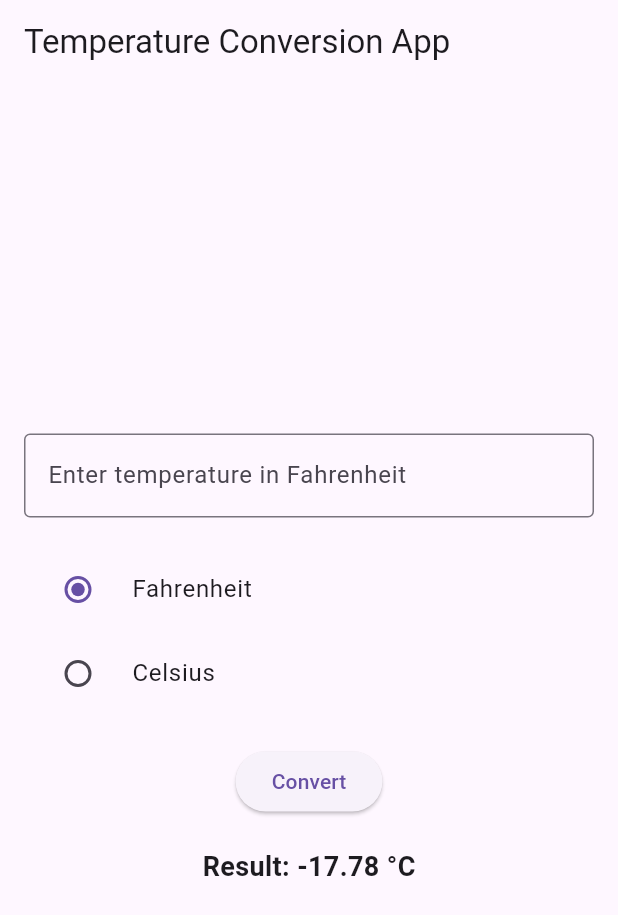
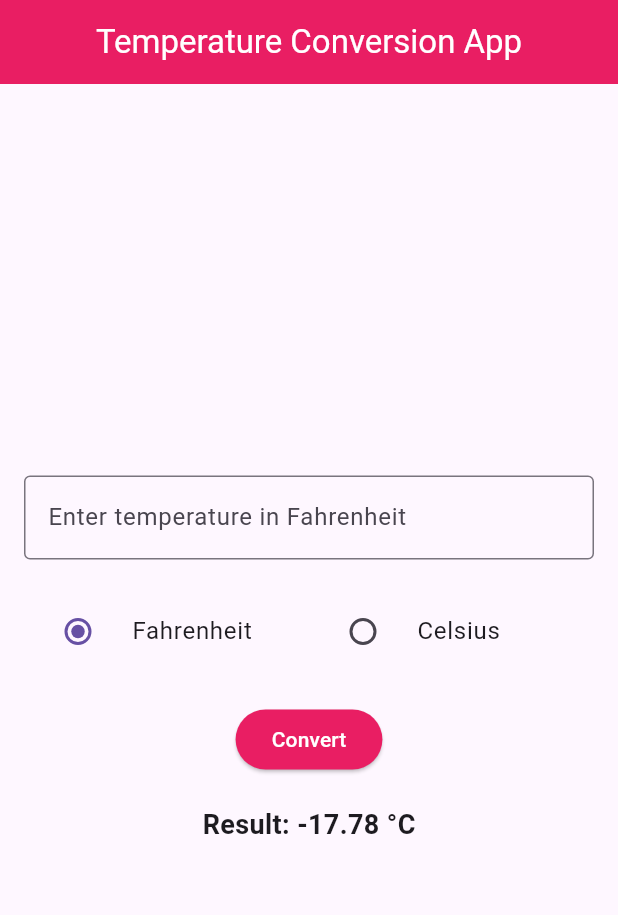
Before and after one commit to uwituzeb/temp-conversion-flutter-app, a Flutter app: the screen it shows after launch, after a tap on "Convert", on a phone screen of 412 x 824 dp. Shown: the top 915 px of the screen. Run offline on Flutter 3.47's test engine with Material 3 defaults, Android fonts, the light colour scheme and no system bars.

Commit message:
fix issues

```diff
--- a/lib/home.dart
+++ b/lib/home.dart
@@ -1,12 +1,12 @@
 import 'package:flutter/material.dart';
 
 class Home extends StatefulWidget {
-  const Home({Key? key}) : super(key: key);
+  const Home({super.key});
   @override
-  _HomeState createState() => _HomeState();
+  HomeState createState() => HomeState();
 }
 
-class _HomeState extends State<Home> {
+class HomeState extends State<Home> {
   double inTemp = 0.0, outTemp = 0.0;
   bool isFahrenheit = true;
 
@@ -24,7 +24,17 @@ class _HomeState extends State<Home> {
   Widget build(BuildContext context) {
     return Scaffold(
       appBar: AppBar(
-        title: const Text('Temperature Conversion App'),
+        title: const Center(
+          child: Text(
+            'Temperature Conversion App',
+            textAlign: TextAlign.center,
+            style: TextStyle(
+              color: Colors.white,
+            ),
+          ),
+        ),
+        backgroundColor: Colors.pink,
+
       ),
       body: Padding(
         padding: const EdgeInsets.all(16.0),
@@ -47,8 +57,7 @@ class _HomeState extends State<Home> {
               },
             ),
             const SizedBox(height: 20),
-            Column(
-
+            Row(
               children: [
                 Expanded(
                   child: RadioListTile<bool>(
@@ -79,6 +88,10 @@ class _HomeState extends State<Home> {
             const SizedBox(height: 20),
             ElevatedButton(
               onPressed: convertTemperature,
+              style: ElevatedButton.styleFrom(
+                backgroundColor: Colors.pink,
+                foregroundColor: Colors.white,
+              ),
               child: const Text('Convert'),
             ),
             const SizedBox(height: 20),
--- a/lib/main.dart
+++ b/lib/main.dart
@@ -1,21 +1,21 @@
-import 'dart:io';
 import 'home.dart';
 
 import 'package:flutter/material.dart';
 
 void main() {
-  runApp(MyApp());
+  runApp(const MyApp());
 }
 
 class MyApp extends StatelessWidget {
+  const MyApp({super.key});
   @override
   Widget build(BuildContext context) {
     return MaterialApp(
       title: 'Temperature Conversion App',
       theme: ThemeData(
-        primarySwatch: Colors.blue,
+        primarySwatch: Colors.pink,
       ),
-      home: Home(),
+      home: const Home(),
       debugShowCheckedModeBanner: false,
     );
   }
```
Also changed, not shown: 1 other file.
